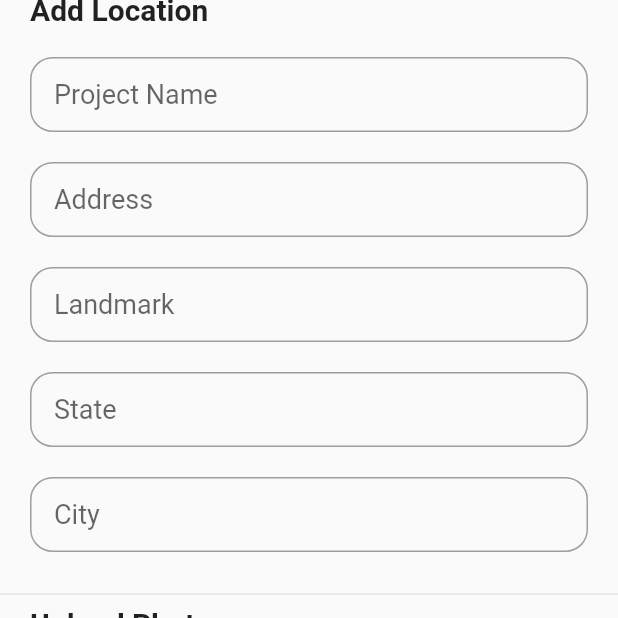
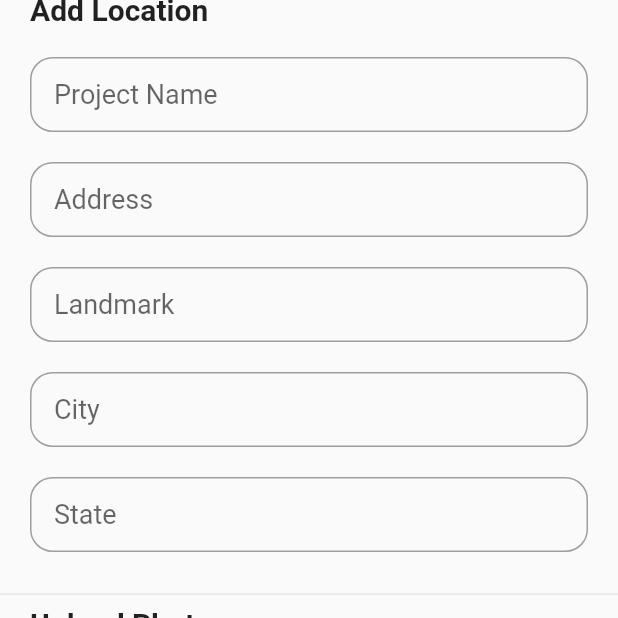
Before and after one commit to Avadhesh-Nasit/Construction-Application, a Flutter app: the PostProperty screen opened directly, on a phone screen of 412 x 824 dp, the part 618-1236 px from its top. Run offline on Flutter 3.47's test engine with Material 2 defaults, Android fonts, the phone set to English and light mode, and no system bars; our stand-ins replace carousel_slider, cloud_firestore, firebase_auth, firebase_core, firebase_database, firebase_storage and 2 more; missing offline and left inert: favorite_button; accounts and stored records are empty.

Commit message:
15/04/2021

```diff
--- a/lib/screens/postProject.dart
+++ b/lib/screens/postProject.dart
@@ -341,8 +341,9 @@ class _PostPropertyState extends State<PostProperty> {
         '${price_controller_r.text}',
         '${project_description_controller_r.text}',
         '${construction_status[selectedIndex3]}',
-        '$_imageUrls',
-          '${_imageUrls[0]}'
+        '${_imageUrls[0]}',
+        '${_imageUrls[1]}',
+        '${_imageUrls[2]}'
       );
       //postProperty(category, postBy, sr_radio, pro_type, projectName, address, landmark, city, state, pro_detail, area, price, description, con_status, url_link)
     } catch (e) {
@@ -404,8 +405,10 @@ class _PostPropertyState extends State<PostProperty> {
                       '${price_controller_c.text}',
                       '${project_description_controller_c.text}',
                       '${construction_status_4c[selectedIndex4c]}',
-                      '$_imageUrls',
-                      '${_imageUrls[0]}'
+                      '${_imageUrls[0]}',
+                      '${_imageUrls[1]}',
+                      '${_imageUrls[2]}',
+                      '${detail_controller.text}'
 
                   );
       //postProperty(category, postBy, sr_radio, pro_type, projectName, address, landmark, city, state, pro_detail, area, price, description, con_status, url_link)
@@ -502,6 +505,7 @@ class _PostPropertyState extends State<PostProperty> {
   TextEditingController area_controller_c = TextEditingController();
   TextEditingController price_controller_c = TextEditingController();
   TextEditingController project_description_controller_c = TextEditingController();
+  TextEditingController detail_controller = TextEditingController();
 
   @override
   Widget build(BuildContext context) {
@@ -656,6 +660,26 @@ class _PostPropertyState extends State<PostProperty> {
                                   ),
                                 ),
                               ), //Landmark
+                              SizedBox(height: 10.0,),
+                              Container(
+                                width: MediaQuery.of(context).size.width,
+                                height: 50,
+                                padding: EdgeInsets.only(left: 15),
+                                margin: EdgeInsets.only(left: 20, top: 10,right: 20),
+                                decoration: BoxDecoration(
+                                  borderRadius: BorderRadius.circular(15),
+                                  border: Border.all(style: BorderStyle.solid, color: Colors.grey),
+                                ),
+                                child: TextFormField(
+                                  controller: city_controller_r,
+                                  decoration: InputDecoration(
+                                      enabledBorder: InputBorder.none,
+                                      focusedBorder: InputBorder.none,
+                                      hintText: "City",
+                                      hintStyle: TextStyle(fontSize: 18)
+                                  ),
+                                ),
+                              ), //City
                               SizedBox(height: 10.0),
                               Container(
                                 width: MediaQuery.of(context).size.width ,
@@ -676,26 +700,7 @@ class _PostPropertyState extends State<PostProperty> {
                                   ),
                                 ),
                               ), //State
-                              SizedBox(height: 10.0,),
-                              Container(
-                                width: MediaQuery.of(context).size.width,
-                                height: 50,
-                                padding: EdgeInsets.only(left: 15),
-                                margin: EdgeInsets.only(left: 20, top: 10,right: 20),
-                                decoration: BoxDecoration(
-                                  borderRadius: BorderRadius.circular(15),
-                                  border: Border.all(style: BorderStyle.solid, color: Colors.grey),
-                                ),
-                                child: TextFormField(
-                                  controller: city_controller_r,
-                                  decoration: InputDecoration(
-                                      enabledBorder: InputBorder.none,
-                                      focusedBorder: InputBorder.none,
-                                      hintText: "City",
-                                      hintStyle: TextStyle(fontSize: 18)
-                                  ),
-                                ),
-                              ), //City
+
                               SizedBox(height: 10.0,),
                               SizedBox(height: 10.0,),
                               Divider(),
@@ -998,6 +1003,26 @@ class _PostPropertyState extends State<PostProperty> {
                                   ),
                                 ),
                               ),//landmark container commercial
+                              SizedBox(height: 10.0,),
+                              Container(
+                                width: MediaQuery.of(context).size.width,
+                                height: 50,
+                                padding: EdgeInsets.only(left: 15),
+                                margin: EdgeInsets.only(left: 20, top: 10,right: 20),
+                                decoration: BoxDecoration(
+                                  borderRadius: BorderRadius.circular(15),
+                                  border: Border.all(style: BorderStyle.solid, color: Colors.grey),
+                                ),
+                                child: TextFormField(
+                                  controller: city_controller_c,
+                                  decoration: InputDecoration(
+                                      enabledBorder: InputBorder.none,
+                                      focusedBorder: InputBorder.none,
+                                      hintText: "City",
+                                      hintStyle: TextStyle(fontSize: 18)
+                                  ),
+                                ),
+                              ),//city container commercial
                               SizedBox(height: 10.0),
                               Container(
                                 width: MediaQuery.of(context).size.width ,
@@ -1018,26 +1043,7 @@ class _PostPropertyState extends State<PostProperty> {
                                   ),
                                 ),
                               ),//state container commercial
-                              SizedBox(height: 10.0,),
-                              Container(
-                                width: MediaQuery.of(context).size.width,
-                                height: 50,
-                                padding: EdgeInsets.only(left: 15),
-                                margin: EdgeInsets.only(left: 20, top: 10,right: 20),
-                                decoration: BoxDecoration(
-                                  borderRadius: BorderRadius.circular(15),
-                                  border: Border.all(style: BorderStyle.solid, color: Colors.grey),
-                                ),
-                                child: TextFormField(
-                                  controller: city_controller_c,
-                                  decoration: InputDecoration(
-                                      enabledBorder: InputBorder.none,
-                                      focusedBorder: InputBorder.none,
-                                      hintText: "City",
-                                      hintStyle: TextStyle(fontSize: 18)
-                                  ),
-                                ),
-                              ),//city container commercial
+
                               SizedBox(height: 10.0,),
                               SizedBox(height: 10.0,),
                               Divider(),
@@ -1117,7 +1123,7 @@ class _PostPropertyState extends State<PostProperty> {
                                   alignment: Alignment.topLeft,
                                   margin: EdgeInsets.only(left:20),
                                   child: Text("Property Detail",style: TextStyle(fontSize: 20.0,fontWeight: FontWeight.bold),)
-                              ),//property detail container
+                              ), //property detail container
                               SizedBox(height: 10.0,),
                               Container(
                                 width: MediaQuery.of(context).size.width,
@@ -1158,6 +1164,26 @@ class _PostPropertyState extends State<PostProperty> {
                                   ),
                                 ),
                               ),//price container
+                              SizedBox(height: 10.0,),
+                              Container(
+                                width: MediaQuery.of(context).size.width,
+                                height: 50,
+                                padding: EdgeInsets.only(left: 15),
+                                margin: EdgeInsets.only(left: 20, top: 10,right: 20),
+                                decoration: BoxDecoration(
+                                  borderRadius: BorderRadius.circular(15),
+                                  border: Border.all(style: BorderStyle.solid, color: Colors.grey),
+                                ),
+                                child: TextFormField(
+                                  controller: detail_controller,
+                                  decoration: InputDecoration(
+                                      enabledBorder: InputBorder.none,
+                                      focusedBorder: InputBorder.none,
+                                      hintText: "Maintenance",
+                                      hintStyle: TextStyle(fontSize: 18)
+                                  ),
+                                ),
+                              ),
                               SizedBox(height: 10.0,),
                               Container(
                                 width: MediaQuery.of(context).size.width,
```
Also changed, not shown: lib/models/firebase.dart (+9 -6 lines), lib/screens/my_homePage.dart (+16 -6 lines), lib/screens/propertyDetail.dart (+63 -51 lines).
